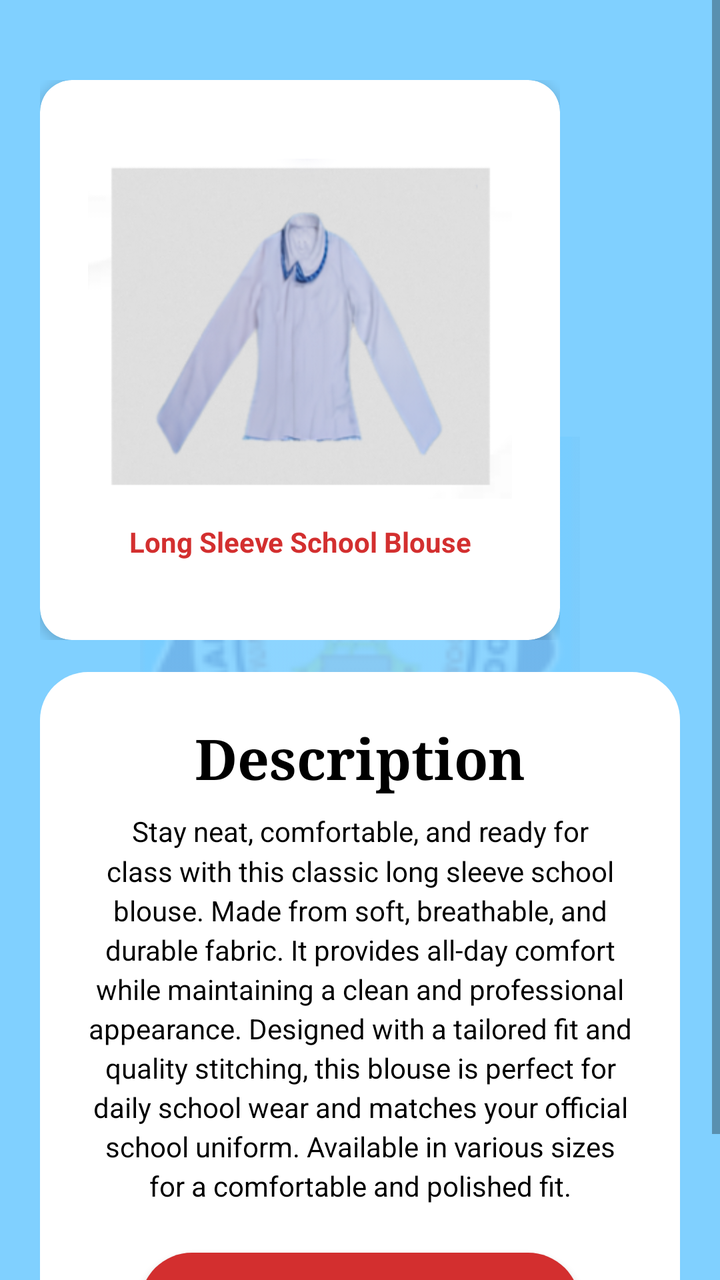
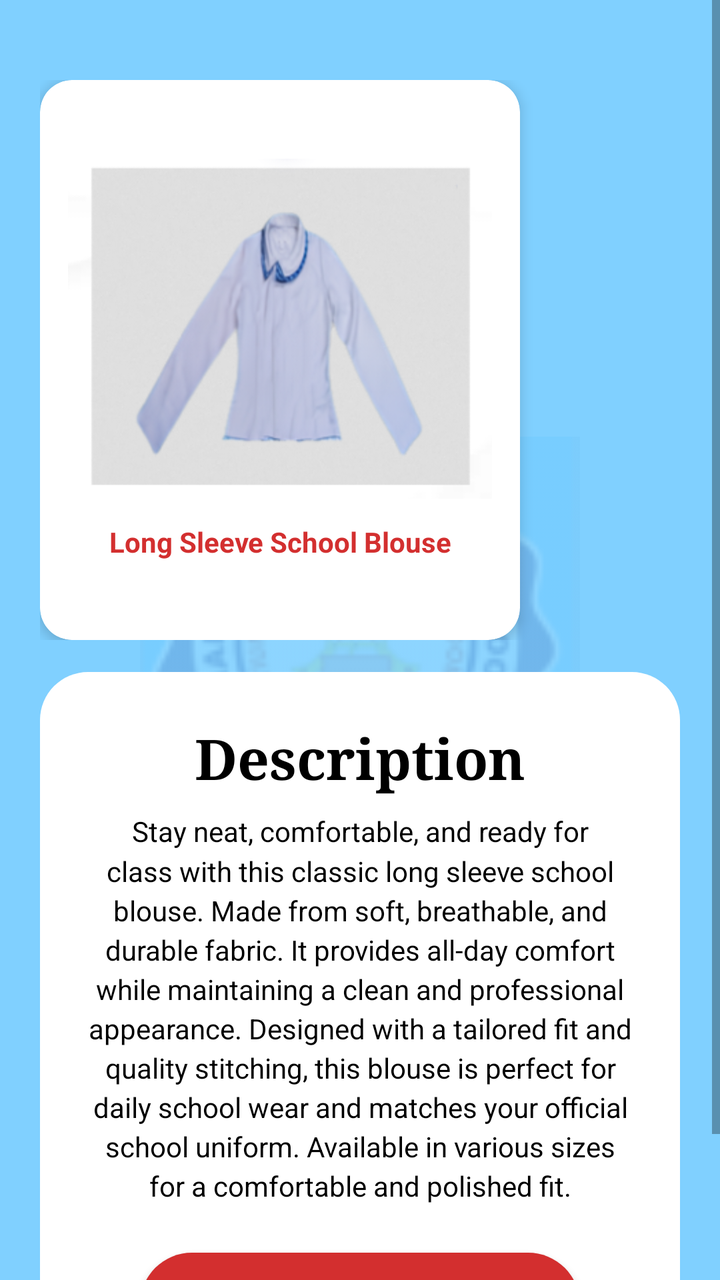

An Android layout rendered at two revisions. The XML below is the earlier revision; the diff shows what the commit changed to produce the second picture.
<!-- AndroidManifest.xml: application theme Theme.MyApplication -->
<!-- res/layout/activity_place_order.xml -->
<?xml version="1.0" encoding="utf-8"?>
<FrameLayout xmlns:android="http://schemas.android.com/apk/res/android"
    xmlns:app="http://schemas.android.com/apk/res-auto"
    xmlns:tools="http://schemas.android.com/tools"
    android:id="@+id/main"
    android:layout_width="match_parent"
    android:layout_height="match_parent"
    android:background="@drawable/placeorder_background"
    tools:context=".PlaceOrder">

    
    <ImageView
        android:id="@+id/bg_logo"
        android:layout_width="220dp"
        android:layout_height="220dp"
        android:layout_gravity="center"
        android:alpha="0.25"
        android:contentDescription="@null"
        android:scaleType="fitCenter"
        android:src="@drawable/img_1" />

    
    <ScrollView
        android:layout_width="match_parent"
        android:layout_height="match_parent"
        android:fillViewport="true">

        <LinearLayout
            android:layout_width="match_parent"
            android:layout_height="wrap_content"
            android:gravity="center_horizontal"
            android:orientation="vertical"
            android:padding="20dp">

            
            <HorizontalScrollView
                android:layout_width="match_parent"
                android:layout_height="280dp"
                android:layout_marginTop="20dp"
                android:layout_marginBottom="16dp"
                android:scrollbars="none">

                <LinearLayout
                    android:id="@+id/slider_products"
                    android:layout_width="wrap_content"
                    android:layout_height="match_parent"
                    android:gravity="center_vertical"
                    android:orientation="horizontal">

                    
                    <com.google.android.material.card.MaterialCardView
                        android:layout_width="260dp"
                        android:layout_height="match_parent"
                        app:cardBackgroundColor="#FFFFFF"
                        app:cardCornerRadius="16dp"
                        app:cardElevation="4dp"
                        app:strokeWidth="0dp">

                        <LinearLayout
                            android:layout_width="match_parent"
                            android:layout_height="match_parent"
                            android:gravity="center"
                            android:orientation="vertical"
                            android:padding="12dp">

                            <ImageView
                                android:id="@+id/product_image"
                                android:layout_width="match_parent"
                                android:layout_height="170dp"
                                android:contentDescription="@string/product_blouse_desc_cd"
                                android:scaleType="fitCenter"
                                android:src="@drawable/img" />

                            <TextView
                                android:id="@+id/txt_product_title"
                                android:layout_width="wrap_content"
                                android:layout_height="wrap_content"
                                android:layout_marginTop="12dp"
                                android:gravity="center"
                                android:text="@string/product_blouse_title"
                                android:textColor="#D32F2F"
                                android:textSize="14sp"
                                android:textStyle="bold" />
                        </LinearLayout>
                    </com.google.android.material.card.MaterialCardView>

                </LinearLayout>
            </HorizontalScrollView>

            
            <LinearLayout
                android:layout_width="match_parent"
                android:layout_height="wrap_content"
                android:background="@drawable/bg_description_panel"
                android:gravity="center_horizontal"
                android:orientation="vertical"
                android:padding="24dp">

                
                <TextView
                    android:id="@+id/txt_description_title"
                    android:layout_width="wrap_content"
                    android:layout_height="wrap_content"
                    android:layout_marginBottom="8dp"
                    android:fontFamily="serif"
                    android:text="@string/description_title"
                    android:textColor="#000000"
                    android:textSize="28sp"
                    android:textStyle="bold" />

                
                <TextView
                    android:id="@+id/txt_body_description"
                    android:layout_width="match_parent"
                    android:layout_height="wrap_content"
                    android:layout_marginBottom="24dp"
                    android:gravity="center"
                    android:lineSpacingMultiplier="1.2"
                    android:text="@string/product_blouse_description"
                    android:textColor="#000000"
                    android:textSize="14sp" />

                
                <androidx.appcompat.widget.AppCompatButton
                    android:id="@+id/btn_place_order"
                    android:layout_width="220dp"
                    android:layout_height="52dp"
                    android:background="@drawable/bg_order_button"
                    android:gravity="center"
                    android:text="@string/place_order"
                    android:textAllCaps="true"
                    android:textColor="#FFFFFF"
                    android:textSize="16sp"
                    android:textStyle="bold" />

            </LinearLayout>
        </LinearLayout>
    </ScrollView>
</FrameLayout>
<!-- resources referenced by this layout -->
<resources>
  <!-- drawable bg_description_panel (drawable) -->
  <?xml version="1.0" encoding="utf-8"?>
  <shape xmlns:android="http://schemas.android.com/apk/res/android"
      android:shape="rectangle">
      <solid android:color="#FFFFFF" />
      <corners android:radius="24dp" />
  </shape>
  <!-- drawable bg_order_button (drawable) -->
  <?xml version="1.0" encoding="utf-8"?>
  <shape xmlns:android="http://schemas.android.com/apk/res/android"
      android:shape="rectangle">
      <solid android:color="#D32F2F" />
      <corners android:radius="26dp" />
  </shape>
  <!-- drawable img: png bitmap (drawable, 65577 bytes) -->
  <!-- drawable img_1: png bitmap (drawable, 13108 bytes) -->
  <!-- drawable placeorder_background (drawable) -->
  <?xml version="1.0" encoding="utf-8"?>
  <shape xmlns:android="http://schemas.android.com/apk/res/android"
      android:shape="rectangle">
      <solid android:color="#80D0FF" />
  </shape>
  <string name="description_title">Description</string>
  <string name="place_order">PLACE ORDER</string>
  <string name="product_blouse_desc_cd">Long Sleeve School Blouse Image</string>
  <string name="product_blouse_description">Stay neat, comfortable, and ready for class with this classic long sleeve school blouse. Made from soft, breathable, and durable fabric. It provides all-day comfort while maintaining a clean and professional appearance. Designed with a tailored fit and quality stitching, this blouse is perfect for daily school wear and matches your official school uniform. Available in various sizes for a comfortable and polished fit.</string>
  <string name="product_blouse_title">Long Sleeve School Blouse</string>
  <style name="Theme.MyApplication" parent="Theme.MaterialComponents.Light.NoActionBar">
          
          <item name="colorPrimary">@color/purple_500</item>
          <item name="colorPrimaryVariant">@color/purple_700</item>
          <item name="colorOnPrimary">@color/white</item>
          
          <item name="colorSecondary">@color/teal_200</item>
          <item name="colorSecondaryVariant">@color/teal_700</item>
          <item name="colorOnSecondary">@color/black</item>
          <item name="android:windowBackground">#80D0FF</item>
      </style>
  <color name="purple_500">#FF6200EE</color>
  <color name="purple_700">#FF3700B3</color>
  <color name="white">#FFFFFFFF</color>
  <color name="teal_200">#FF03DAC5</color>
  <color name="teal_700">#FF018786</color>
  <color name="black">#FF000000</color>
</resources>

<!-- the commit's change to res/layout/activity_place_order.xml (unified diff, before → after) -->
@@ -49,8 +49,9 @@
 
                     
                     <com.google.android.material.card.MaterialCardView
-                        android:layout_width="260dp"
+                        android:layout_width="240dp"
                         android:layout_height="match_parent"
+                        android:layout_marginEnd="12dp"
                         app:cardBackgroundColor="#FFFFFF"
                         app:cardCornerRadius="16dp"
                         app:cardElevation="4dp"
